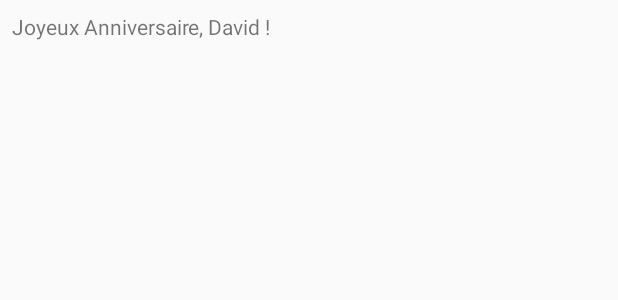
After one commit to tk2u/New2UGirl, an Android app: the layout activity_main.xml on its own in the app's theme, with its tools: preview values and no code run, on a phone screen of 412 x 824 dp. The commit adds this screen. Shown: the top 300 px of the screen. Run offline under Robolectric (Android 15) with nearby library versions, the phone set to English and light mode, and no system bars.

Commit message:
latest changes to thursdayzstyle

```diff
--- a/app/build.gradle
+++ b/app/build.gradle
@@ -1,7 +1,7 @@
 apply plugin: 'com.android.application'
 
 android {
-    compileSdkVersion 26
+    compileSdkVersion 27
     defaultConfig {
         applicationId "com.example.taskylass.myfirstapp"
         minSdkVersion 24
@@ -19,9 +19,11 @@ android {
 }
 
 dependencies {
-    implementation fileTree(dir: 'libs', include: ['*.jar'])
+    implementation fileTree(include: ['*.jar'], dir: 'libs')
     implementation 'com.android.support:appcompat-v7:26.1.0'
     implementation 'com.android.support:support-v4:26.1.0'
+    implementation 'com.android.support.constraint:constraint-layout:1.0.2'
+    implementation 'com.android.support:design:26.1.0'
     testImplementation 'junit:junit:4.12'
     androidTestImplementation 'com.android.support.test:runner:1.0.1'
     androidTestImplementation 'com.android.support.test.espresso:espresso-core:3.0.1'
--- /dev/null
+++ b/app/src/main/res/layout/activity_main.xml
@@ -0,0 +1,19 @@
+<?xml version="1.0" encoding="utf-8"?>
+<RelativeLayout
+    xmlns:android="http://schemas.android.com/apk/res/android"
+    xmlns:tools="http://schemas.android.com/tools"
+    android:layout_width="match_parent"
+    android:layout_height="match_parent"
+    android:paddingBottom="@dimen/activity_vertical_margin"
+    android:paddingLeft="@dimen/activity_horizontal_margin"
+    android:paddingRight="@dimen/activity_horizontal_margin"
+    android:paddingTop="@dimen/activity_vertical_margin"
+    tools:context="com.udacity.myapplication.MainActivity">
+
+    <TextView
+        android:layout_width="wrap_content"
+        android:layout_height="wrap_content"
+        android:text="Joyeux Anniversaire, David !"
+        android:id="@+id/textView" />
+
+</RelativeLayout>
--- /dev/null
+++ b/app/src/main/res/menu/menu_main.xml
@@ -0,0 +1,4 @@
+<menu xmlns:android="http://schemas.android.com/apk/res/android"
+    xmlns:app="http://schemas.android.com/apk/res-auto"
+    xmlns:tools="http://schemas.android.com/tools"
+    tools:context="com.example.android.happybirthday.MainActivity"></menu>
--- /dev/null
+++ b/app/src/main/res/values/dimens.xml
@@ -0,0 +1,3 @@
+<resources>
+    <dimen name="fab_margin">16dp</dimen>
+</resources>
--- a/app/src/main/res/values/strings.xml
+++ b/app/src/main/res/values/strings.xml
@@ -3,4 +3,5 @@
 
     <string name="dummy_button">Dummy Button</string>
     <string name="dummy_content">DUMMY\nCONTENT</string>
+    <string name="action_settings">Settings</string>
 </resources>
--- a/app/src/main/res/values/styles.xml
+++ b/app/src/main/res/values/styles.xml
@@ -20,4 +20,13 @@
         <item name="android:background">@color/black_overlay</item>
     </style>
 
+    <style name="AppTheme.NoActionBar">
+        <item name="windowActionBar">false</item>
+        <item name="windowNoTitle">true</item>
+    </style>
+
+    <style name="AppTheme.AppBarOverlay" parent="ThemeOverlay.AppCompat.Dark.ActionBar" />
+
+    <style name="AppTheme.PopupOverlay" parent="ThemeOverlay.AppCompat.Light" />
+
 </resources>
--- a/settings.gradle
+++ b/settings.gradle
@@ -1 +1 @@
-include ':app'
+include ':app', ':app'
```
Also changed, not shown: app/src/main/AndroidManifest.xml (+10 -0 lines), app/src/main/java/com/example/android/happybirthday/MainActivity.java (added, +52 -0 lines), app/src/main/res/layout/content_main.xml (added, +20 -0 lines), 233 other files.
